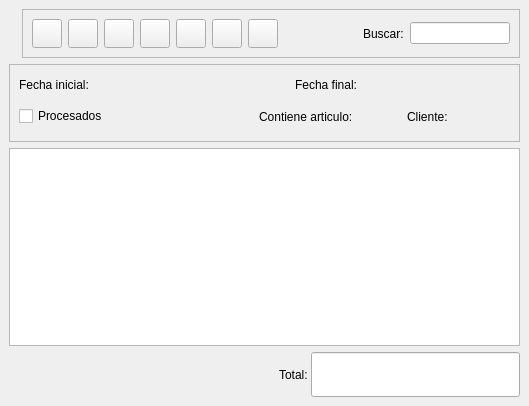
The window that bulmages/bulmafact/src/budgetslistbase.ui (eboladev/Bulmages-1) describes before a commit, drawn with Qt 5.
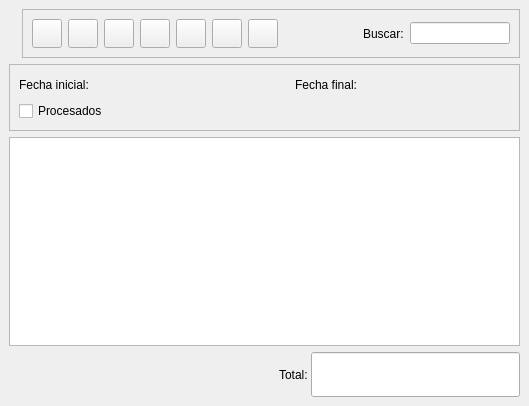
The same window after the commit. Icons and pictures are not drawn. Custom widgets are drawn as their Qt base class.

The edit to the form file:
```diff
--- a/bulmages/bulmafact/src/budgetslistbase.ui
+++ b/bulmages/bulmafact/src/budgetslistbase.ui
@@ -352,72 +352,10 @@
          </widget>
         </item>
         <item>
-         <spacer>
-          <property name="orientation" >
-           <enum>Qt::Horizontal</enum>
-          </property>
-          <property name="sizeType" >
-           <enum>QSizePolicy::Expanding</enum>
-          </property>
-          <property name="sizeHint" >
-           <size>
-            <width>160</width>
-            <height>31</height>
-           </size>
-          </property>
-         </spacer>
+         <widget class="BusquedaArticulo" native="1" name="m_articulo" />
         </item>
         <item>
-         <widget class="QLabel" name="textLabel1_2_2_2_2" >
-          <property name="text" >
-           <string>Contiene articulo:</string>
-          </property>
-         </widget>
-        </item>
-        <item>
-         <widget class="BusquedaArticulo" name="m_articulo" />
-        </item>
-        <item>
-         <spacer>
-          <property name="orientation" >
-           <enum>Qt::Horizontal</enum>
-          </property>
-          <property name="sizeType" >
-           <enum>QSizePolicy::Expanding</enum>
-          </property>
-          <property name="sizeHint" >
-           <size>
-            <width>61</width>
-            <height>21</height>
-           </size>
-          </property>
-         </spacer>
-        </item>
-        <item>
-         <widget class="QLabel" name="textLabel1_2_2_2" >
-          <property name="text" >
-           <string>Cliente:</string>
-          </property>
-         </widget>
-        </item>
-        <item>
-         <widget class="BusquedaCliente" name="m_cliente" />
-        </item>
-        <item>
-         <spacer>
-          <property name="orientation" >
-           <enum>Qt::Horizontal</enum>
-          </property>
-          <property name="sizeType" >
-           <enum>QSizePolicy::Expanding</enum>
-          </property>
-          <property name="sizeHint" >
-           <size>
-            <width>71</width>
-            <height>21</height>
-           </size>
-          </property>
-         </spacer>
+         <widget class="BusquedaCliente" native="1" name="m_cliente" />
         </item>
        </layout>
       </item>
@@ -488,21 +426,21 @@
  <customwidgets>
   <customwidget>
    <class>BusquedaArticulo</class>
-   <extends></extends>
+   <extends>QWidget</extends>
    <header>busquedaarticulo.h</header>
    <container>0</container>
    <pixmap></pixmap>
   </customwidget>
   <customwidget>
    <class>BusquedaCliente</class>
-   <extends></extends>
+   <extends>QWidget</extends>
    <header>busquedacliente.h</header>
    <container>0</container>
    <pixmap></pixmap>
   </customwidget>
   <customwidget>
    <class>BusquedaFecha</class>
-   <extends></extends>
+   <extends>QWidget</extends>
    <header>../../../bulmalib/busquedafecha.h</header>
    <container>0</container>
    <pixmap></pixmap>
```
Left out of the diff: 15 changed lines with no effect on the pictures.
